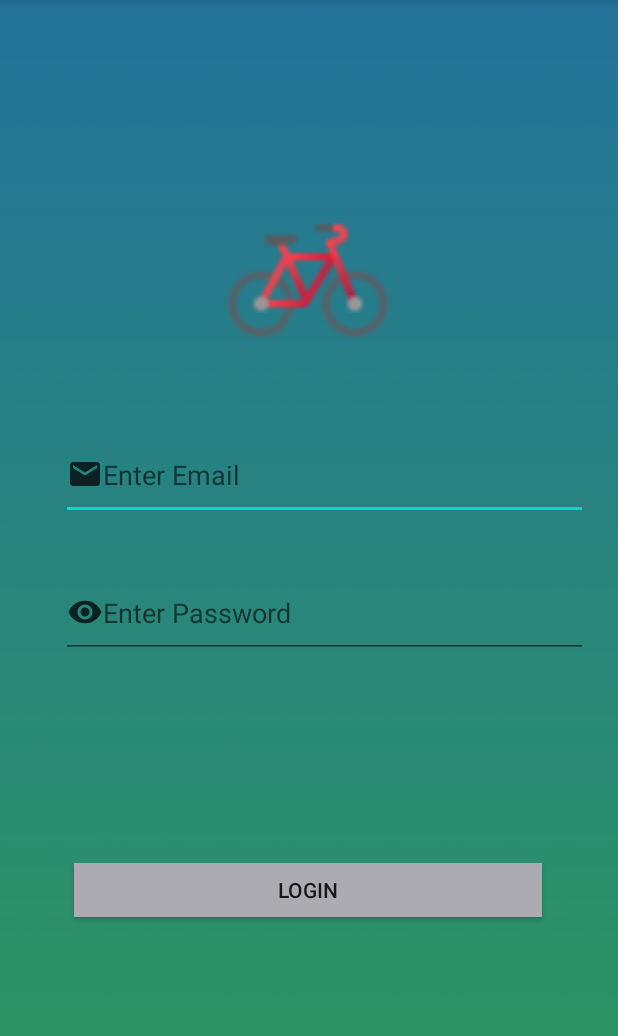
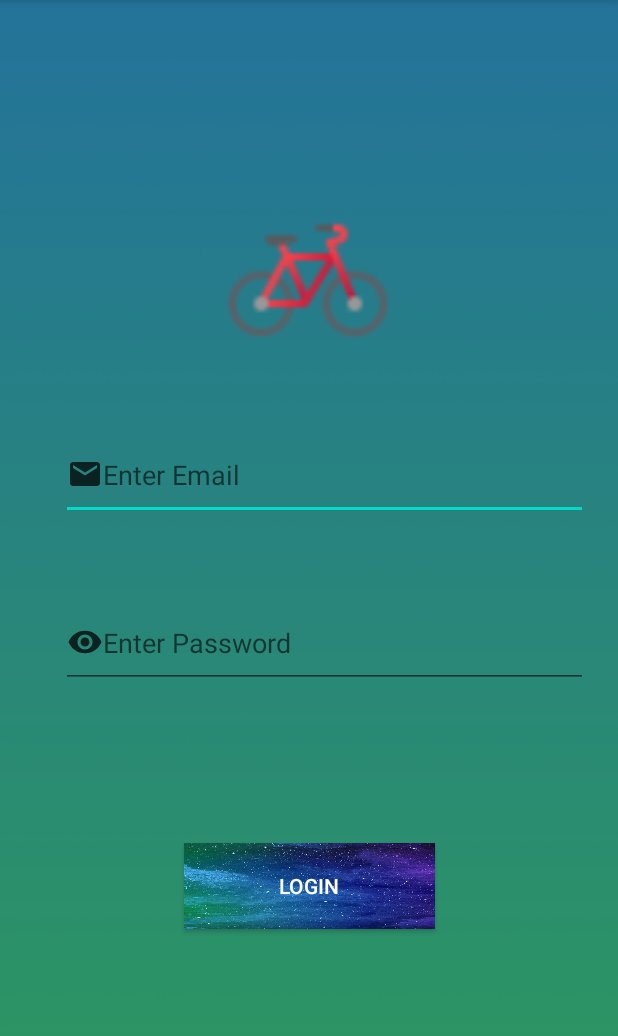
Before and after one commit to duclinhhuynh/android22, an Android app: the screen it shows after launch (MainActivity), on a phone screen of 412 x 824 dp. Shown: the top 1036 px of the screen. Run offline under Robolectric (Android 15) with nearby library versions, the light colour scheme and no system bars.

Commit message:
15p 7.9.2022

```diff
--- a/androiweek03/app/src/main/res/layout/activity_main.xml
+++ b/androiweek03/app/src/main/res/layout/activity_main.xml
@@ -31,30 +31,34 @@
         app:layout_constraintStart_toStartOf="parent"
         app:layout_constraintTop_toTopOf="parent" />
 
-    <Button
-        android:id="@+id/btn_ac"
-        android:layout_width="312dp"
-        android:layout_height="36dp"
-        android:background="@color/material_dynamic_neutral70"
-        android:gravity="center"
-        android:text="login"
-        app:layout_constraintBottom_toBottomOf="parent"
-        app:layout_constraintEnd_toEndOf="parent"
-        app:layout_constraintHorizontal_bias="0.496"
-        app:layout_constraintStart_toStartOf="parent"
-        app:layout_constraintTop_toTopOf="parent"
-        app:layout_constraintVertical_bias="0.73" />
-
     <EditText
         android:id="@+id/password"
         android:layout_width="351dp"
         android:layout_height="60dp"
 
-        android:layout_marginTop="32dp"
+        android:layout_marginTop="52dp"
         android:drawableLeft="@drawable/ic_baseline_remove_red_eye_24"
         android:hint="Enter Password"
         app:layout_constraintEnd_toEndOf="parent"
         app:layout_constraintHorizontal_bias="0.666"
         app:layout_constraintStart_toStartOf="parent"
         app:layout_constraintTop_toBottomOf="@+id/email2" />
+
+    <Button
+        android:id="@+id/btn_ac"
+        android:layout_width="167dp"
+        android:layout_height="57dp"
+        android:layout_marginStart="150dp"
+        android:layout_marginTop="103dp"
+        android:layout_marginEnd="167dp"
+        android:layout_marginBottom="132dp"
+        android:background="@drawable/c7f8d8fa45279e281554999484f2b912"
+        android:text="Login"
+        android:textColor="@color/white"
+        app:layout_constraintBottom_toBottomOf="parent"
+        app:layout_constraintEnd_toEndOf="parent"
+        app:layout_constraintHorizontal_bias="0.383"
+        app:layout_constraintStart_toStartOf="parent"
+        app:layout_constraintTop_toBottomOf="@+id/password"
+        app:layout_constraintVertical_bias="0.0" />
 </androidx.constraintlayout.widget.ConstraintLayout>
```
Also changed, not shown: androiweek03/app/src/main/res/layout/activity_result.xml (+7 -6 lines).
